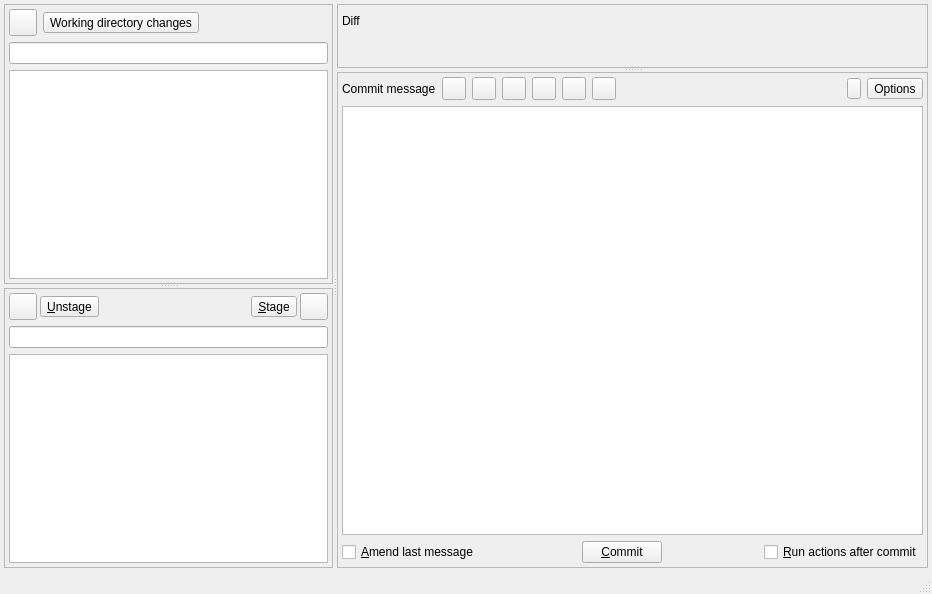
timxx/qgitc, file qgitc/commitwindow.ui: the form before one commit.
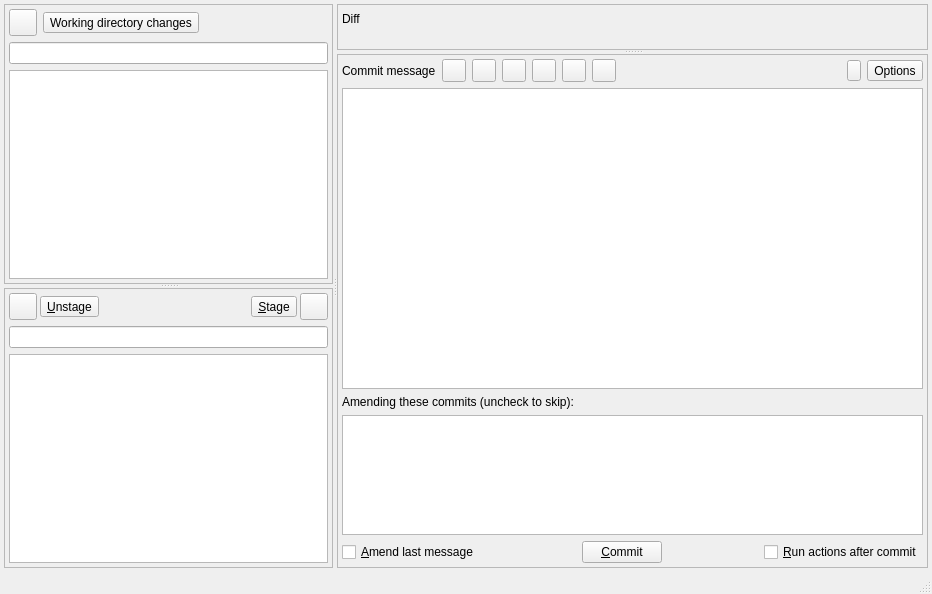
The form after the commit. Custom widgets are drawn as their Qt base class.

Commit message:
Add amend commit selection list and smarter amend detection
Introduce AmendCommitListModel and display amend targets in the commit window.
Detect amend commits from staged repos or matching HEAD subjects across submodules,
allow unchecking when multiple candidates exist, and use selected commits when
amending with no staged files.

What changed in the file:
```diff
--- a/qgitc/commitwindow.ui
+++ b/qgitc/commitwindow.ui
@@ -476,6 +476,29 @@
                </property>
               </widget>
              </item>
+             <item>
+              <widget class="QLabel" name="lbAmendHint">
+               <property name="visible">
+                <bool>false</bool>
+               </property>
+               <property name="text">
+                <string>Amending these commits (uncheck to skip):</string>
+               </property>
+              </widget>
+             </item>
+             <item>
+              <widget class="QListView" name="lvAmendCommits">
+               <property name="maximumSize">
+                <size>
+                 <width>16777215</width>
+                 <height>120</height>
+                </size>
+               </property>
+               <property name="visible">
+                <bool>false</bool>
+               </property>
+              </widget>
+             </item>
              <item>
               <layout class="QHBoxLayout" name="horizontalLayout">
                <item>
```
The commit also changes 2 other files.
